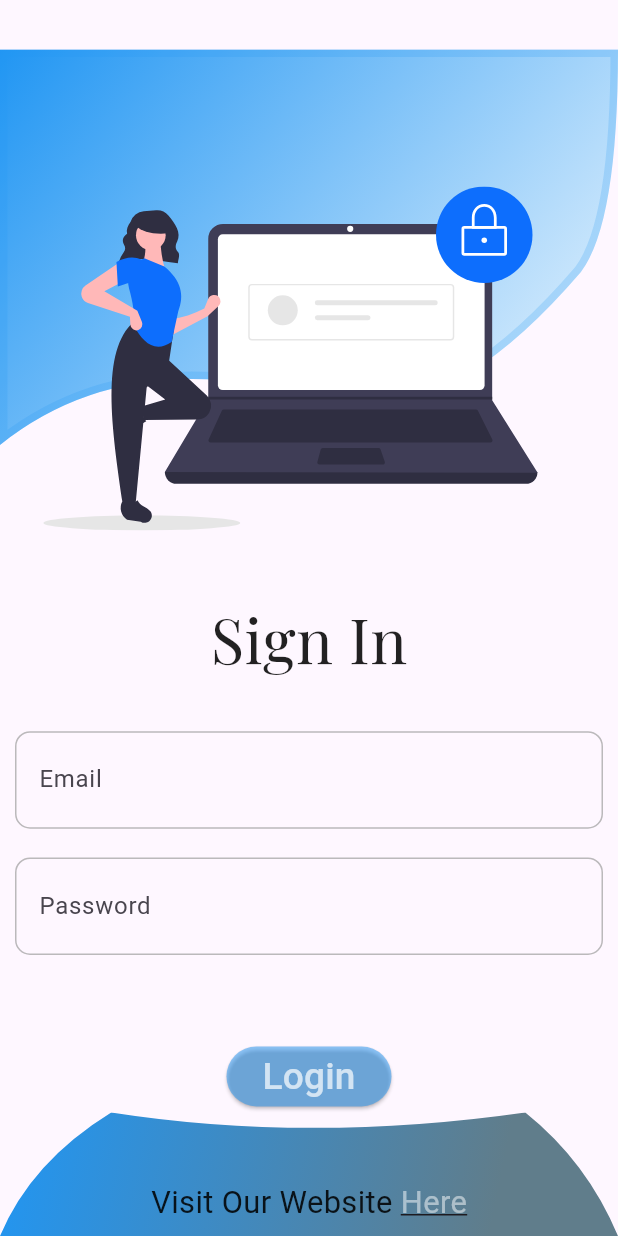
After one commit to Mohammed-AboLEneen/sys-tree, a Flutter app: the screen it shows after launch, after a tap on "Skip", after a tap on "Get Started", on a phone screen of 412 x 824 dp. The commit adds this screen. Run offline on Flutter 3.47's test engine with Material 2 defaults, Android fonts, the light colour scheme and no system bars; our stand-ins replace flutter_screenutil, flutter_svg, go_router, google_fonts, smooth_page_indicator; Roboto replaces fonts that are missing (Abel).

Commit message:
add login page with some special shapes

```diff
--- a/lib/cores/utils/images.dart
+++ b/lib/cores/utils/images.dart
@@ -3,7 +3,6 @@ class ImagesClass{
   static String logoImage = 'assets/images/logo.svg';
   static String fastLoadingImage = 'assets/images/fastLoading.svg';
   static String qualityImage = 'assets/images/quality.svg';
-  static String timeImage = 'assets/images/time.svg';
   static String supportImage = 'assets/images/support.svg';
-
+  static String loginImage = 'assets/images/login.svg';
 }
--- a/lib/cores/utils/routers.dart
+++ b/lib/cores/utils/routers.dart
@@ -1,5 +1,7 @@
 import 'package:flutter/cupertino.dart';
 import 'package:go_router/go_router.dart';
+import 'package:systree/features/authentication/presentation/view/login_page.dart';
+import 'package:systree/features/authentication/presentation/view/register_page.dart';
 
 import '../../features/onboarding/presentation/view/onboarding.dart';
 import '../../features/splash/presentation/view/splash.dart';
@@ -29,6 +31,19 @@ class RoutersCLass{
           return const OnBoardingPage();
         },
       ),
+      GoRoute(
+        path: loginPage,
+        builder: (BuildContext context, GoRouterState state) {
+          return const LoginPage();
+        },
+      ),
+      GoRoute(
+        path: registerPage,
+        builder: (BuildContext context, GoRouterState state) {
+          return const RegisterPage();
+        },
+      ),
+
 
     ],
   );
--- /dev/null
+++ b/lib/features/authentication/presentation/view/login_page.dart
@@ -0,0 +1,14 @@
+import 'package:flutter/material.dart';
+import 'package:systree/features/authentication/presentation/view/widgets/login_body.dart';
+
+class LoginPage extends StatelessWidget {
+  const LoginPage({super.key});
+
+  @override
+  Widget build(BuildContext context) {
+    return const Scaffold(
+
+      body: LoginPageBody(),
+    );
+  }
+}
--- /dev/null
+++ b/lib/features/authentication/presentation/view/register_page.dart
@@ -0,0 +1,14 @@
+import 'package:flutter/material.dart';
+import 'package:systree/features/authentication/presentation/view/widgets/register_body.dart';
+
+class RegisterPage extends StatelessWidget {
+  const RegisterPage({super.key});
+
+  @override
+  Widget build(BuildContext context) {
+    return const Scaffold(
+
+      body: RegisterPageBody(),
+    );
+  }
+}
--- /dev/null
+++ b/lib/features/authentication/presentation/view/widgets/custom_painter.dart
@@ -0,0 +1,33 @@
+import 'package:flutter/cupertino.dart';
+import 'package:flutter/material.dart';
+
+import 'customclipper.dart';
+
+class MyPainter extends CustomPainter {
+
+  @override
+  void paint(Canvas canvas, Size size) {
+
+
+    Paint paint = Paint()
+      ..style = PaintingStyle.stroke
+      ..strokeWidth=10.0
+      ..color = Colors.blue.withOpacity(.2);
+
+    // Draw a red circle
+    Path path = Path();
+    path = getPathValues(path, size);
+
+    path.close();
+
+    // Draw a green rectangle
+    canvas.drawPath(path, paint);
+
+  }
+
+  @override
+  bool shouldRepaint(CustomPainter oldDelegate) {
+    return true;
+  }
+
+}
--- /dev/null
+++ b/lib/features/authentication/presentation/view/widgets/custom_textformfield.dart
@@ -0,0 +1,70 @@
+import 'package:flutter/material.dart';
+import 'package:flutter_screenutil/flutter_screenutil.dart';
+
+class CustomTextField extends StatelessWidget {
+
+  final String? hint;
+  final String? lable;
+  final EdgeInsetsGeometry? padding;
+  final int? maxLines;
+  final double h;
+  final TextEditingController controller;
+
+  const CustomTextField(
+      {super.key,
+        this.hint,
+        this.padding,
+        this.maxLines,
+        required this.controller, required this.h, this.lable});
+
+  @override
+  Widget build(BuildContext context) {
+    // TODO: implement build
+    return Padding(
+      padding: const EdgeInsets.symmetric(horizontal: 10.0),
+      child: SizedBox(
+
+        height: h,
+        child: TextFormField(
+            textInputAction: TextInputAction.next,
+            textAlignVertical: TextAlignVertical.top,
+            validator: (value) {
+              if (value!.isEmpty) {
+                return 'This Field Is Required';
+              }
+              return null;
+            },
+            controller: controller,
+            maxLines: maxLines,
+
+            style: TextStyle(
+                color: Colors.black.withOpacity(.8), // Set the color of the text
+                fontSize: h * .3),
+            decoration: InputDecoration(
+                hintText: hint,
+                label: Text(lable ?? '??'),
+                hintStyle: TextStyle(color: Colors.black.withOpacity(.5), fontSize: 15.sp),
+                contentPadding: padding,
+                enabledBorder: OutlineInputBorder(
+                    borderRadius: BorderRadius.circular(10),
+                    borderSide: BorderSide(color: Colors.grey.withOpacity(.7))),
+                focusedBorder: OutlineInputBorder(
+                    borderRadius: BorderRadius.circular(10),
+                    borderSide: BorderSide(
+                      color: Colors.blue.withOpacity(0.7),
+                      width: 2.0,
+                      // Set the thickness of the underline
+                      style: BorderStyle.solid,
+                    )),
+                border: OutlineInputBorder(
+                    borderRadius: BorderRadius.circular(20),
+                    borderSide: BorderSide(
+                      color: Colors.grey.withOpacity(0.7),
+                      width: 2.0,
+                      // Set the thickness of the underline
+                      style: BorderStyle.solid,
+                    )))),
+      ),
+    );
+  }
+}
--- /dev/null
+++ b/lib/features/authentication/presentation/view/widgets/customclipper.dart
@@ -0,0 +1,30 @@
+import 'package:flutter/cupertino.dart';
+
+class MyCustomClipper extends CustomClipper<Path> {
+  @override
+  Path getClip(Size size) {
+    var path = Path();
+
+    path = getPathValues(path, size);
+    path.close();
+    return path;
+  }
+
+  @override
+  bool shouldReclip(covariant CustomClipper<Path> oldClipper) => true;
+}
+
+
+
+Path getPathValues(Path path, Size size){
+
+  double w = size.width;
+  double h = size.height;
+  path.lineTo(0, h * .8);
+  path.quadraticBezierTo(w * .2, h * .6, w * .5, h * .7);
+  path.quadraticBezierTo(w * .7, h * .8, w * .94, h * .45);
+  path.quadraticBezierTo(w, h * .35, w, 0);
+  path.lineTo(w, 0);
+
+  return path;
+}
--- /dev/null
+++ b/lib/features/authentication/presentation/view/widgets/login_body.dart
@@ -0,0 +1,181 @@
+import 'package:flutter/material.dart';
+import 'package:flutter_screenutil/flutter_screenutil.dart';
+import 'package:flutter_svg/flutter_svg.dart';
+import 'package:google_fonts/google_fonts.dart';
+import 'package:systree/cores/utils/images.dart';
+
+import 'custom_painter.dart';
+import 'custom_textformfield.dart';
+import 'customclipper.dart';
+
+class LoginPageBody extends StatefulWidget {
+  const LoginPageBody({super.key});
+
+  @override
+  State<LoginPageBody> createState() => _LoginPageBodyState();
+}
+
+class _LoginPageBodyState extends State<LoginPageBody> {
+  final TextEditingController emailController = TextEditingController();
+  final TextEditingController passwordController = TextEditingController();
+
+  @override
+  Widget build(BuildContext context) {
+    return Scaffold(
+      body: Padding(
+        padding: EdgeInsets.only(top: MediaQuery.of(context).size.height * .04),
+        child: CustomScrollView(
+          slivers: [
+
+            SliverFillRemaining(
+
+              hasScrollBody: false,
+              child: Column(
+                children: [
+                  SizedBox(
+                    height: MediaQuery.of(context).size.height * .4,
+                    child: Stack(
+                      children: [
+                        ClipPath(
+                          clipper: MyCustomClipper(),
+                          child: Container(
+                            decoration: const BoxDecoration(
+                                gradient: LinearGradient(
+                                    begin: Alignment.topLeft,
+                                    end: Alignment.bottomRight,
+                                    colors: [Colors.blue, Colors.white])),
+                            height: MediaQuery.of(context).size.height * .4,
+                            width: MediaQuery.of(context).size.width,
+                            child: CustomPaint(
+                              painter: MyPainter(),
+                            ),
+                          ),
+                        ),
+                        Positioned(
+                          bottom: 0,
+                          left: MediaQuery.of(context).size.width * .07,
+                          child: SvgPicture.asset(
+                            ImagesClass.loginImage,
+                            width: MediaQuery.of(context).size.width * .8,
+                            height: MediaQuery.of(context).size.height * .3,
+                          ),
+                        )
+                      ],
+                    ),
+                  ),
+                  SizedBox(
+                    height: MediaQuery.of(context).size.height * .04,
+                  ),
+                  Text(
+                    'Sign In',
+                    style: GoogleFonts.playfairDisplay(
+                        fontSize: MediaQuery.of(context).size.height * .05),
+                  ),
+                  SizedBox(
+                    height: MediaQuery.of(context).size.height * .04,
+                  ),
+                  CustomTextField(
+                    controller: emailController,
+                    h: MediaQuery.of(context).size.height * .09,
+                    hint: 'xxx@gmail.com',
+                    lable: 'Email',
+
+                  ),
+
+                  const SizedBox(height: 10,),
+                  CustomTextField(
+                    controller: passwordController,
+                    h: MediaQuery.of(context).size.height * .09,
+                    hint: '123456',
+                    lable: 'Password',
+
+                  ),
+                  const Spacer(),
+                  ElevatedButton(
+                    onPressed: () {},
+                    style: ElevatedButton.styleFrom(
+                      backgroundColor: Colors.blue.withOpacity(.5),
+                    ),
+                    child: Text(
+                      'Login',
+                      style: GoogleFonts.aBeeZee(
+                          color: Colors.white.withOpacity(.7),
+                          fontSize: MediaQuery.of(context).size.height * .03),
+                    ),
+                  ),
+
+                  SizedBox(
+                      height: MediaQuery.of(context).size.height * .1,
+                      width: MediaQuery.of(context).size.width,
+                      child: Stack(
+                        alignment: Alignment.bottomCenter,
+                        children: [
+                          ClipPath(
+                            clipper: BottomCustomClipper(),
+                            child: Container(
+                              decoration: const BoxDecoration(
+                                  gradient: LinearGradient(
+                                      begin: Alignment.topLeft,
+                                      end: Alignment.bottomRight,
+                                      stops: [0, .8],
+                                      colors: [Colors.blue, Colors.blueGrey])),
+                            ),
+                          ),
+                          Padding(
+                            padding: const EdgeInsets.only(bottom: 8.0),
+                            child: Row(
+                              mainAxisAlignment: MainAxisAlignment.center,
+                              children: [
+                                Text('Visit Our Website ', style: TextStyle(
+                                    fontSize: MediaQuery.of(context).size.height * .025
+                                )),
+                                Text(
+                                  'Here',
+                                  style: TextStyle(
+                                    decoration: TextDecoration.underline,
+                                    color: Colors.white.withOpacity(.5),
+                                      fontSize: MediaQuery.of(context).size.height * .025
+                                  ),
+                                )
+                              ],
+                            ),
+                          )
+                        ],
+                      )),
+                ],
+              ),
+            )
+          ],
+        )
+      ),
+    );
+  }
+}
+
+class BottomCustomClipper extends CustomClipper<Path> {
+  @override
+  Path getClip(Size size) {
+    var path = Path();
+
+    double w = size.width;
+    double h = size.height;
+
+    path.moveTo(0, h);
+    path.quadraticBezierTo(w * .05, h * .4, w * .18, 0);
+    path.quadraticBezierTo(w * .5, h * .25, w * .85, 0);
+    path.quadraticBezierTo(w * .95, h * .4, w, h);
+    path = getPathValues(path, size);
+    path.close();
+    return path;
+  }
+
+  @override
+  bool shouldReclip(covariant CustomClipper<Path> oldClipper) => true;
+}
+
+Path getPathValues(Path path, Size size) {
+  double w = size.width;
+  double h = size.height;
+
+  return path;
+}
--- /dev/null
+++ b/lib/features/authentication/presentation/view/widgets/register_body.dart
@@ -0,0 +1,10 @@
+import 'package:flutter/material.dart';
+
+class RegisterPageBody extends StatelessWidget {
+  const RegisterPageBody({super.key});
+
+  @override
+  Widget build(BuildContext context) {
+    return const Scaffold();
+  }
+}
--- a/lib/features/onboarding/presentation/view/onboarding.dart
+++ b/lib/features/onboarding/presentation/view/onboarding.dart
@@ -1,11 +1,13 @@
 import 'package:flutter/material.dart';
 import 'package:flutter_screenutil/flutter_screenutil.dart';
+import 'package:go_router/go_router.dart';
 
 import 'package:systree/features/onboarding/presentation/view/widgets/custom_button.dart';
 import 'package:systree/features/onboarding/presentation/view/widgets/custom_pageview.dart';
 import 'package:systree/features/onboarding/presentation/view/widgets/smooth_page_dots.dart';
 
 import '../../../../cores/utils/images.dart';
+import '../../../../cores/utils/routers.dart';
 
 
 class OnBoardingPage extends StatefulWidget {
@@ -18,17 +20,13 @@ class OnBoardingPage extends StatefulWidget {
 class _OnBoardingPageState extends State<OnBoardingPage> {
   late PageController pageController;
   double progress = 0;
+  String actionAppBarTitle = 'Skip';
 
   @override
   void initState() {
     super.initState();
 
-    pageController = PageController()
-      ..addListener(() {
-        setState(() {
-          progress = pageController.page ?? 0;
-        });
-      });
+    listenPageController();
   }
 
   @override
@@ -42,9 +40,21 @@ class _OnBoardingPageState extends State<OnBoardingPage> {
           TextButton(
               onPressed: (){
 
-                pageController.animateToPage(3, duration: const Duration(milliseconds: 500), curve: Curves.easeIn);
+                if(progress == 2.0){
+                  context.push(RoutersCLass.loginPage);
+                }else{
+
+                  Future.delayed(const Duration(milliseconds: 400), () {
+                    actionAppBarTitle = 'Get Started';
+                    setState(() {
+
+                    });
+                  });
+                  pageController.animateToPage(3, duration: const Duration(milliseconds: 500), curve: Curves.easeIn);
+
+                }
               },
-              child: Text('Skip', style: TextStyle(fontSize: 20.sp),)
+              child: Text(actionAppBarTitle, style: TextStyle(fontSize: 20.sp),)
           )
         ],
       ),
@@ -108,4 +118,23 @@ class _OnBoardingPageState extends State<OnBoardingPage> {
       ),
     );
   }
+
+  void listenPageController(){
+
+    pageController = PageController()
+      ..addListener(() {
+
+        setState(() {
+          progress = pageController.page ?? 0;
+        });
+
+        if(progress >= 1.7){
+          actionAppBarTitle = 'Get Started';
+        }else{
+          actionAppBarTitle = 'Skip';
+        }
+      }
+
+      );
+  }
 }
--- a/lib/features/onboarding/presentation/view/widgets/custom_button.dart
+++ b/lib/features/onboarding/presentation/view/widgets/custom_button.dart
@@ -26,9 +26,10 @@ class CustomIcon extends StatelessWidget {
         child: Container(
           decoration: BoxDecoration(
             gradient: const LinearGradient(
-              colors: [Colors.purple, Colors.blue], // Define your gradient colors
+              colors: [Colors.blue, Colors.purple], // Define your gradient colors
               begin: Alignment.topLeft, // Set the start point of the gradient
               end: Alignment.bottomRight, // Set the end point of the gradient
+              stops: [0, .8]
             ),
             borderRadius: BorderRadius.circular(20),
           ),
--- a/lib/features/onboarding/presentation/view/widgets/custom_pageview.dart
+++ b/lib/features/onboarding/presentation/view/widgets/custom_pageview.dart
@@ -25,7 +25,7 @@ class CustomPageView extends StatelessWidget {
               height: MediaQuery.of(context).size.height * .32,
               child: CircleAvatar(
 
-                backgroundColor: Colors.purple,
+                backgroundColor: Colors.blue,
                 child: SvgPicture.asset(
                   imageUrl,
                   height: MediaQuery.of(context).size.height * .32,
--- a/lib/features/onboarding/presentation/view/widgets/smooth_page_dots.dart
+++ b/lib/features/onboarding/presentation/view/widgets/smooth_page_dots.dart
@@ -18,7 +18,7 @@ class SmoothPageDots extends StatelessWidget {
           spacing:  8.0,
           strokeWidth:  2,
           dotColor:  Colors.grey,
-          activeDotColor:  Colors.purple
+          activeDotColor:  Colors.blue
       ),
     );
   }
--- a/pubspec.yaml
+++ b/pubspec.yaml
@@ -80,8 +80,8 @@ flutter:
     - assets/images/logo.svg
     - assets/images/fastLoading.svg
     - assets/images/quality.svg
-    - assets/images/time.svg
     - assets/images/support.svg
+    - assets/images/login.svg
   # An image asset can refer to one or more resolution-specific "variants", see
   # https://flutter.dev/assets-and-images/#resolution-aware
 
```
Also changed, not shown: assets/images/login.svg (added), 1 other file.
